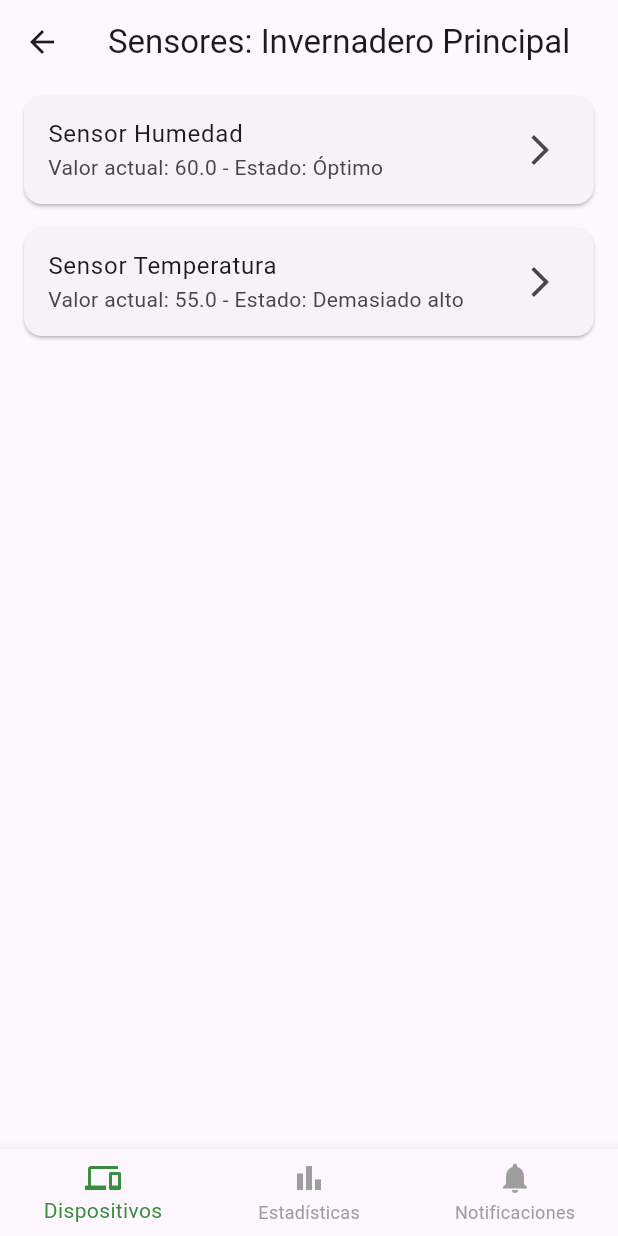
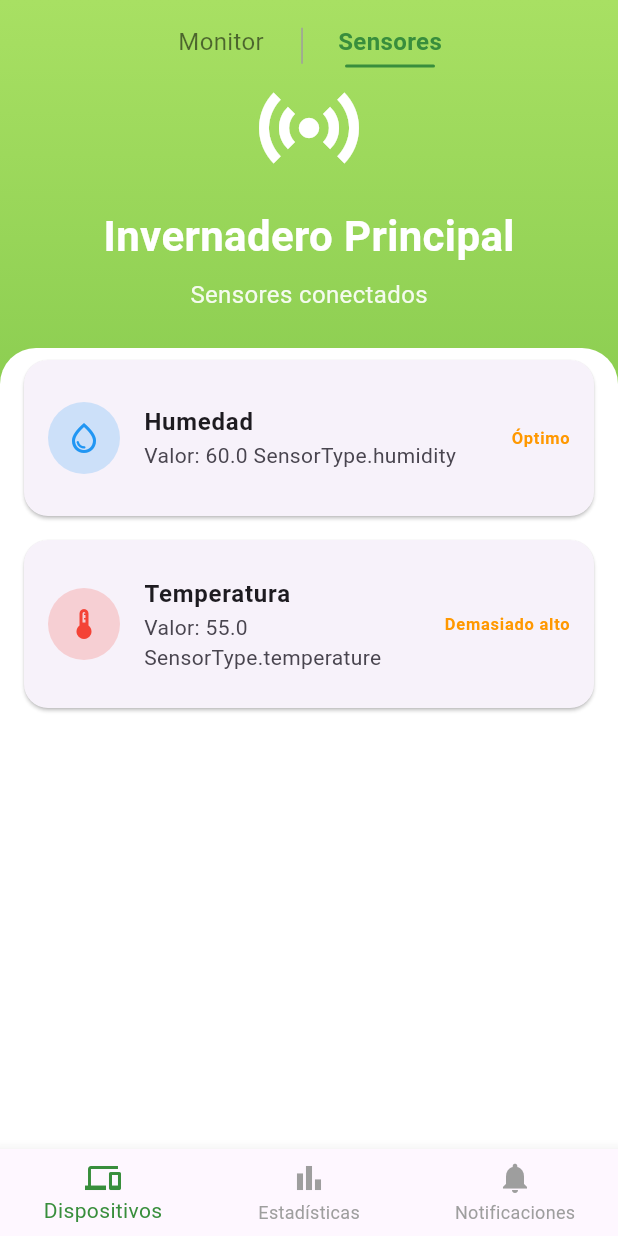
Before and after one commit to Jeffrey-7101/lab-pe-04-flutter, a Flutter app: the SensorsScreen screen opened by its route, on a phone screen of 412 x 824 dp. Run offline on Flutter 3.47's test engine with Material 3 defaults, Android fonts, the phone set to English and light mode, and no system bars; our stand-ins replace firebase_auth, firebase_core; accounts and stored records are empty.

Commit message:
feat: add sensors and monitoring dart

```diff
--- a/lib/viewmodels/login_viewmodel.dart
+++ b/lib/viewmodels/login_viewmodel.dart
@@ -17,7 +17,8 @@ class LoginViewModel extends ChangeNotifier {
     } catch (_) {
       error = 'Error inesperado';
     }
-    isLoading = false; notifyListeners();
+    isLoading = false;
+    notifyListeners();
     return null;
   }
 
@@ -31,7 +32,8 @@ class LoginViewModel extends ChangeNotifier {
     } catch (_) {
       error = 'Error inesperado';
     }
-    isLoading = false; notifyListeners();
+    isLoading = false;
+    notifyListeners();
     return null;
   }
 }
--- a/lib/views/auth/login_screen.dart
+++ b/lib/views/auth/login_screen.dart
@@ -86,7 +86,7 @@ class _LoginScreenState extends State<LoginScreen> {
                       final vm = context.read<LoginViewModel>();
                       vm.login(_emailCtrl.text, _passCtrl.text).then((user) {
                         if (user != null) {
-                          Navigator.pushReplacementNamed(context, '/sensors');
+                          Navigator.pushReplacementNamed(context, '/devices');
                         } else {
                           ScaffoldMessenger.of(context).showSnackBar(
                             SnackBar(content: Text(vm.error ?? 'Error al iniciar sesión')),
--- a/lib/views/sensor/sensors_screen.dart
+++ b/lib/views/sensor/sensors_screen.dart
@@ -2,11 +2,12 @@ import 'package:flutter/material.dart';
 import 'package:provider/provider.dart';
 
 import '../../viewmodels/device_viewmodel.dart';
-import '../../models/device_item.dart';
 import '../../models/sensor.dart';
-import '../widgets/bottom_navbar.dart'; // Asegúrate de importar correctamente
-import '../dashboard/dashboard_screen.dart';
+import '../widgets/bottom_navbar.dart';
+import '../statistics/statistics_screen.dart';
 import '../notifications/notifications_screen.dart';
+import '../widgets/view_switcher.dart';
+import '../monitoring/monitoring_screen.dart';
 
 class SensorsScreen extends StatelessWidget {
   final String deviceId;
@@ -15,40 +16,137 @@ class SensorsScreen extends StatelessWidget {
 
   @override
   Widget build(BuildContext context) {
-    final device = Provider.of<DevicesViewModel>(context).getDeviceById(deviceId);
+    final device = context.watch<DevicesViewModel>().getDeviceById(deviceId);
 
     if (device == null) {
       return const Scaffold(
-        body: Center(child: Text("Dispositivo no encontrado")),
+        body: Center(
+          child: Text(
+            "Dispositivo no encontrado",
+            style: TextStyle(fontSize: 18, color: Colors.black54),
+          ),
+        ),
       );
     }
 
     return Scaffold(
-      appBar: AppBar(title: Text("Sensores: ${device.name}")),
-      body: ListView.builder(
+      body: Container(
+        width: double.infinity,
+        height: double.infinity,
+        decoration: const BoxDecoration(
+          gradient: LinearGradient(
+            colors: [Color(0xFFa8e063), Color(0xFF56ab2f)],
+            begin: Alignment.topCenter,
+            end: Alignment.bottomCenter,
+          ),
+        ),
+        child: SafeArea(
+          child: Column(
+            children: [
+              const SizedBox(height: 16),
+               ViewSwitcher(
+                isMonitoring: false,
+                onMonitoringTap: () {
+                  Navigator.pushReplacement(
+                    context,
+                    MaterialPageRoute(
+                      builder: (_) => MonitoringScreen(deviceId: deviceId),
+                    ),
+                  );
+                },
+                onSensorsTap: (){
+                  //ya no hace nada
+                }
+               ),
+              const Icon(
+                Icons.sensors,
+                size: 80,
+                color: Colors.white,
+              ),
+              const SizedBox(height: 12),
+              Text(
+                device.name,
+                style: const TextStyle(
+                  color: Colors.white,
+                  fontSize: 28,
+                  fontWeight: FontWeight.bold,
+                ),
+              ),
+              const SizedBox(height: 8),
+              Text(
+                'Sensores conectados',
+                style: TextStyle(
+                  color: Colors.white.withOpacity(0.9),
+                  fontSize: 16,
+                ),
+              ),
+              const SizedBox(height: 24),
+              Expanded(
+                child: Container(
+                  padding: const EdgeInsets.symmetric(horizontal: 16),
+                  decoration: BoxDecoration(
+                    color: Colors.white,
+                    borderRadius: const BorderRadius.vertical(top: Radius.circular(24)),
+                  ),
+                  child: ListView.builder(
                     itemCount: device.sensors.length,
                     itemBuilder: (context, index) {
                       final sensor = device.sensors[index];
                       return Card(
-            margin: const EdgeInsets.symmetric(horizontal: 16, vertical: 8),
+                        margin: const EdgeInsets.symmetric(vertical: 8),
+                        shape: RoundedRectangleBorder(
+                          borderRadius: BorderRadius.circular(16),
+                        ),
                         child: ListTile(
-              title: Text(sensor.type == SensorType.humidity
-                  ? "Sensor Humedad"
-                  : "Sensor Temperatura"),
-              subtitle: Text("Valor actual: ${sensor.value} - Estado: ${sensor.status}"),
-              trailing: const Icon(Icons.arrow_forward_ios),
+                          contentPadding: const EdgeInsets.all(16),
+                          leading: CircleAvatar(
+                            radius: 24,
+                            backgroundColor: sensor.type == SensorType.humidity
+                                ? Colors.blue.withOpacity(0.2)
+                                : Colors.red.withOpacity(0.2),
+                            child: Icon(
+                              sensor.type == SensorType.humidity
+                                  ? Icons.water_drop_outlined
+                                  : Icons.thermostat_outlined,
+                              color: sensor.type == SensorType.humidity
+                                  ? Colors.blue
+                                  : Colors.red,
+                            ),
+                          ),
+                          title: Text(
+                            sensor.type == SensorType.humidity
+                                ? 'Humedad'
+                                : 'Temperatura',
+                            style: const TextStyle(
+                                fontWeight: FontWeight.bold, fontSize: 16),
+                          ),
+                          subtitle: Text(
+                              'Valor: ${sensor.value} ${sensor.type}'),
+                          trailing: Text(
+                            sensor.status,
+                            style: TextStyle(
+                              color: sensor.status == 'OK'
+                                  ? Colors.green
+                                  : Colors.orange,
+                              fontWeight: FontWeight.w600,
+                            ),
+                          ),
                         ),
                       );
                     },
                   ),
-
-      /// 👇 Aquí está el BottomNavBar que pediste
+                ),
+              ),
+            ],
+          ),
+        ),
+      ),
       bottomNavigationBar: BottomNavBar(
-        currentIndex: 0, // Estás en la pestaña de Dispositivos
+        currentIndex: 0,
         onTap: (idx) {
           switch (idx) {
             case 0:
-              // Ya estás aquí, no haces nada
+              // Ya estamos aquí
               break;
             case 1:
               Navigator.pushReplacement(
--- a/lib/views/dashboard/dashboard_screen.dart
+++ b/lib/views/statistics/statistics_screen.dart
@@ -1,7 +1,6 @@
 import 'package:flutter/material.dart';
 import '../devices/device_screen.dart';
 import '../widgets/bottom_navbar.dart';
-import '../home/home_screen.dart';
 import '../notifications/notifications_screen.dart';
 
 class DashboardScreen extends StatelessWidget {
@@ -65,7 +64,7 @@ class DashboardScreen extends StatelessWidget {
         ),
       ),
       bottomNavigationBar: BottomNavBar(
-        currentIndex: 0,
+        currentIndex: 1,
         onTap: (idx) {
           switch (idx) {
             case 0:
--- /dev/null
+++ b/lib/views/widgets/view_switcher.dart
@@ -0,0 +1,90 @@
+import 'package:flutter/material.dart';
+
+class ViewSwitcher extends StatelessWidget {
+  final bool isMonitoring;
+  final VoidCallback onMonitoringTap;
+  final VoidCallback onSensorsTap;
+
+  const ViewSwitcher({
+    super.key,
+    required this.isMonitoring,
+    required this.onMonitoringTap,
+    required this.onSensorsTap,
+  });
+
+  @override
+  Widget build(BuildContext context) {
+    final activeColor = Colors.green.shade700;
+    final inactiveColor = Colors.black54;
+
+    return Container(
+      padding: const EdgeInsets.symmetric(horizontal: 16),
+      child: Row(
+        mainAxisAlignment: MainAxisAlignment.center,
+        children: [
+          GestureDetector(
+            onTap: onMonitoringTap,
+            child: Column(
+              mainAxisSize: MainAxisSize.min,
+              children: [
+                Text(
+                  'Monitor',
+                  style: TextStyle(
+                    fontSize: 16,
+                    fontWeight: isMonitoring ? FontWeight.bold : FontWeight.normal,
+                    color: isMonitoring ? activeColor : inactiveColor,
+                  ),
+                ),
+                const SizedBox(height: 4),
+                AnimatedContainer(
+                  duration: const Duration(milliseconds: 200),
+                  height: 2,
+                  width: 60,
+                  decoration: BoxDecoration(
+                    color: isMonitoring ? activeColor : Colors.transparent,
+                    borderRadius: BorderRadius.circular(1),
+                  ),
+                ),
+              ],
+            ),
+          ),
+
+          const Padding(
+            padding: EdgeInsets.symmetric(horizontal: 16),
+            child: SizedBox(
+              height: 24,
+              child: VerticalDivider(thickness: 1, color: Colors.grey),
+            ),
+          ),
+
+          GestureDetector(
+            onTap: onSensorsTap,
+            child: Column(
+              mainAxisSize: MainAxisSize.min,
+              children: [
+                Text(
+                  'Sensores',
+                  style: TextStyle(
+                    fontSize: 16,
+                    fontWeight: !isMonitoring ? FontWeight.bold : FontWeight.normal,
+                    color: !isMonitoring ? activeColor : inactiveColor,
+                  ),
+                ),
+                const SizedBox(height: 4),
+                AnimatedContainer(
+                  duration: const Duration(milliseconds: 200),
+                  height: 2,
+                  width: 60,
+                  decoration: BoxDecoration(
+                    color: !isMonitoring ? activeColor : Colors.transparent,
+                    borderRadius: BorderRadius.circular(1),
+                  ),
+                ),
+              ],
+            ),
+          ),
+        ],
+      ),
+    );
+  }
+}
```
Also changed, not shown: lib/main.dart (+3 -5 lines), lib/views/devices/device_screen.dart (+16 -4 lines), lib/views/monitoring/monitoring_screen.dart (added, +196 -0 lines), lib/views/notifications/notifications_screen.dart (+4 -3 lines). Lines whose indentation alone changed are shown as unchanged.
